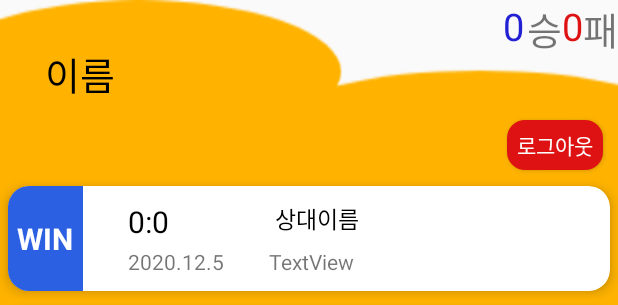
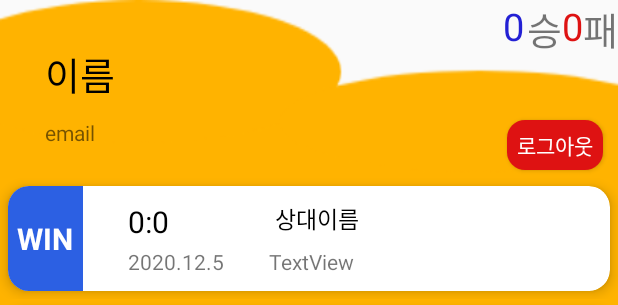
Before and after one commit to JaewonKim04/BasketBallCount, an Android app: the layout fragment_overview.xml on its own in the app's theme, with its tools: preview values and no code run, on a phone screen of 412 x 824 dp. Shown: the top 305 px of the screen. Run offline under Robolectric (Android 15) with nearby library versions, the phone set to English and light mode, and no system bars.

```diff
--- a/app/src/main/java/com/example/basketballcount/fragment/StartGameFragment.kt
+++ b/app/src/main/java/com/example/basketballcount/fragment/StartGameFragment.kt
@@ -209,6 +209,7 @@ class StartGameFragment : Fragment() {
             resultGameDate = data.getStringExtra("game_date").toString()
             val setRecyclerView=Result(resultWinGame,resultGameTime,resultMyScore,resultAwayScore,resultAwayName,resultGameDate)//livedata로 만들기
             overviewList.add(result.itemCount,setRecyclerView)
+
             model.setResult(overviewList)
         }
         if (resultWinGame) {
--- a/app/src/main/java/com/example/basketballcount/login/GetUserNameActivity.kt
+++ b/app/src/main/java/com/example/basketballcount/login/GetUserNameActivity.kt
@@ -7,6 +7,7 @@ import androidx.appcompat.app.AppCompatActivity
 import android.os.Bundle
 import android.text.Editable
 import android.text.TextWatcher
+import android.util.Log
 import android.widget.Toast
 import com.example.basketballcount.MainActivity.Companion.database
 import com.example.basketballcount.R
@@ -56,6 +57,7 @@ class GetUserNameActivity : AppCompatActivity() {
                                 losegame = document.data?.get("losegame") as Long
                                 intent.putExtra("get_win_fire", wingame)
                                 intent.putExtra("get_lose_fire", losegame)
+                                intent.putExtra("get_email",user.email)
                             }
                             Toast.makeText(applicationContext, "로그인 되었습니다", Toast.LENGTH_SHORT)
                                 .show()
--- a/app/src/main/res/layout/fragment_overview.xml
+++ b/app/src/main/res/layout/fragment_overview.xml
@@ -73,7 +73,7 @@
         app:layout_constraintTop_toBottomOf="@+id/name_tv"
         tools:listitem="@layout/record_item" />
 
-    <Button
+    <androidx.appcompat.widget.AppCompatButton
         android:id="@+id/logout_btn"
         android:layout_width="64dp"
         android:layout_height="33dp"
@@ -84,4 +84,14 @@
         android:textColor="#ffffff"
         app:layout_constraintBottom_toTopOf="@+id/result_recyclerview"
         app:layout_constraintEnd_toEndOf="parent" />
+
+    <TextView
+        android:id="@+id/email_tv"
+        android:layout_width="wrap_content"
+        android:layout_height="wrap_content"
+        android:layout_marginStart="30dp"
+        android:layout_marginTop="10dp"
+        android:text="email"
+        app:layout_constraintStart_toStartOf="parent"
+        app:layout_constraintTop_toBottomOf="@+id/name_tv" />
 </androidx.constraintlayout.widget.ConstraintLayout>
```
Also changed, not shown: app/src/main/java/com/example/basketballcount/MainActivity.kt (+21 -18 lines), app/src/main/java/com/example/basketballcount/fragment/OverviewFragment.kt (+65 -1 lines).
